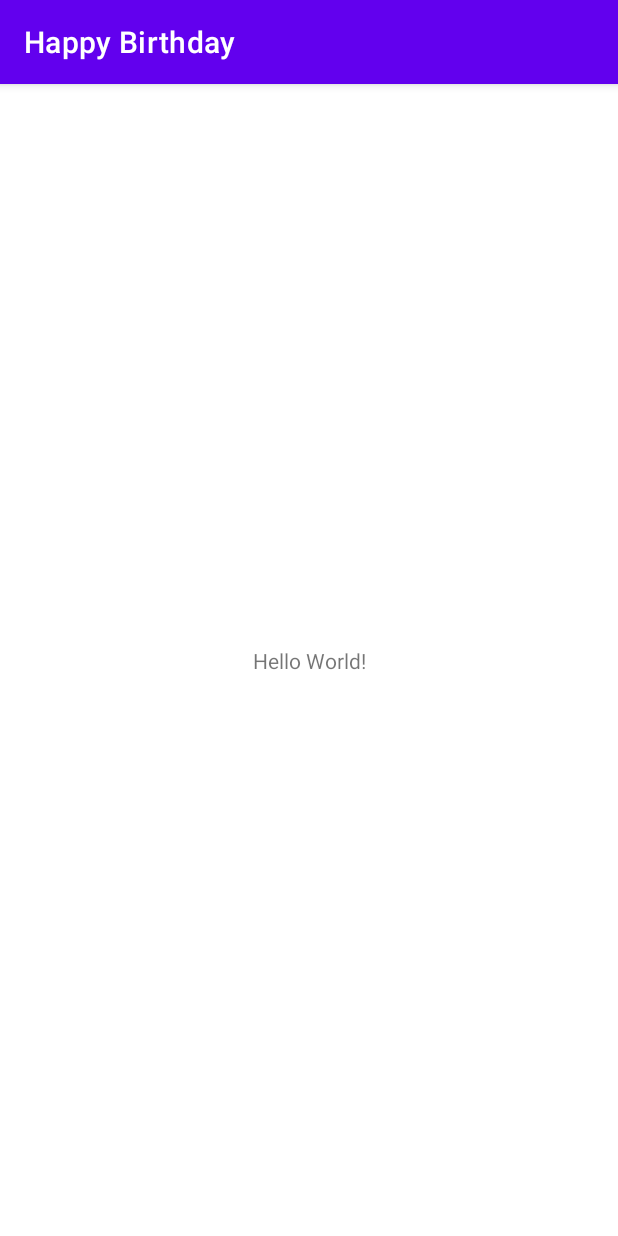
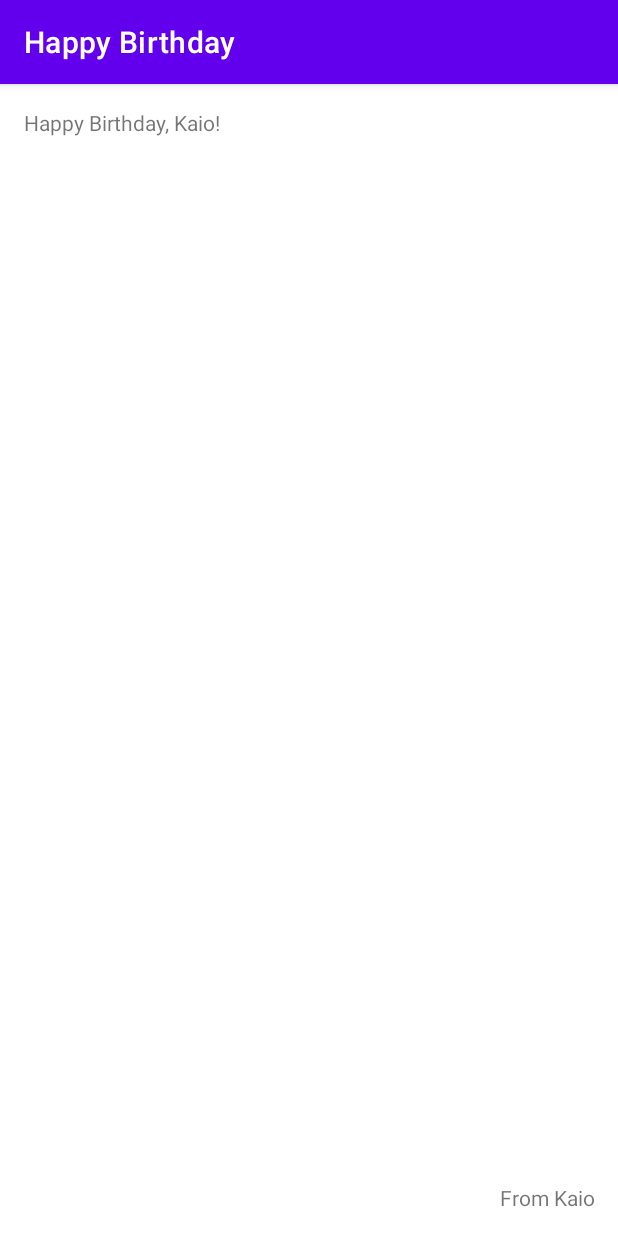
Before and after one commit to kaiocp/HappyBirthday, an Android app: the screen it shows after launch (MainActivity), on a phone screen of 412 x 824 dp. Run offline under Robolectric (Android 15) with nearby library versions, the phone set to English and light mode, and no system bars.

Commit message:
modifying activity_main.xml

```diff
--- a/app/src/main/res/layout/activity_main.xml
+++ b/app/src/main/res/layout/activity_main.xml
@@ -7,12 +7,24 @@
     tools:context=".MainActivity">
 
     <TextView
+        android:id="@+id/textView"
         android:layout_width="wrap_content"
         android:layout_height="wrap_content"
-        android:text="Hello World!"
-        app:layout_constraintBottom_toBottomOf="parent"
-        app:layout_constraintLeft_toLeftOf="parent"
-        app:layout_constraintRight_toRightOf="parent"
+        android:layout_marginStart="16dp"
+        android:layout_marginTop="16dp"
+        android:text="Happy Birthday, Kaio!"
+        app:layout_constraintStart_toStartOf="parent"
         app:layout_constraintTop_toTopOf="parent" />
 
+    <TextView
+        android:id="@+id/textView2"
+        android:layout_width="wrap_content"
+        android:layout_height="wrap_content"
+        android:layout_marginStart="333dp"
+        android:layout_marginEnd="16dp"
+        android:layout_marginBottom="16dp"
+        android:text="From Kaio"
+        app:layout_constraintBottom_toBottomOf="parent"
+        app:layout_constraintEnd_toEndOf="parent"
+        app:layout_constraintStart_toStartOf="parent" />
 </androidx.constraintlayout.widget.ConstraintLayout>
```
